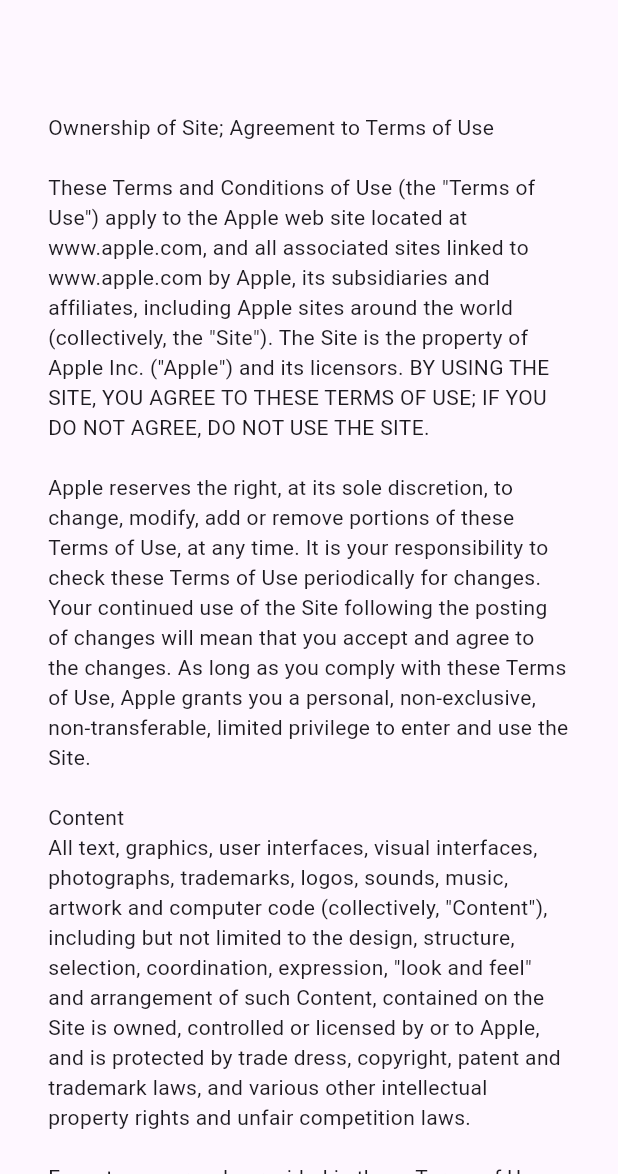
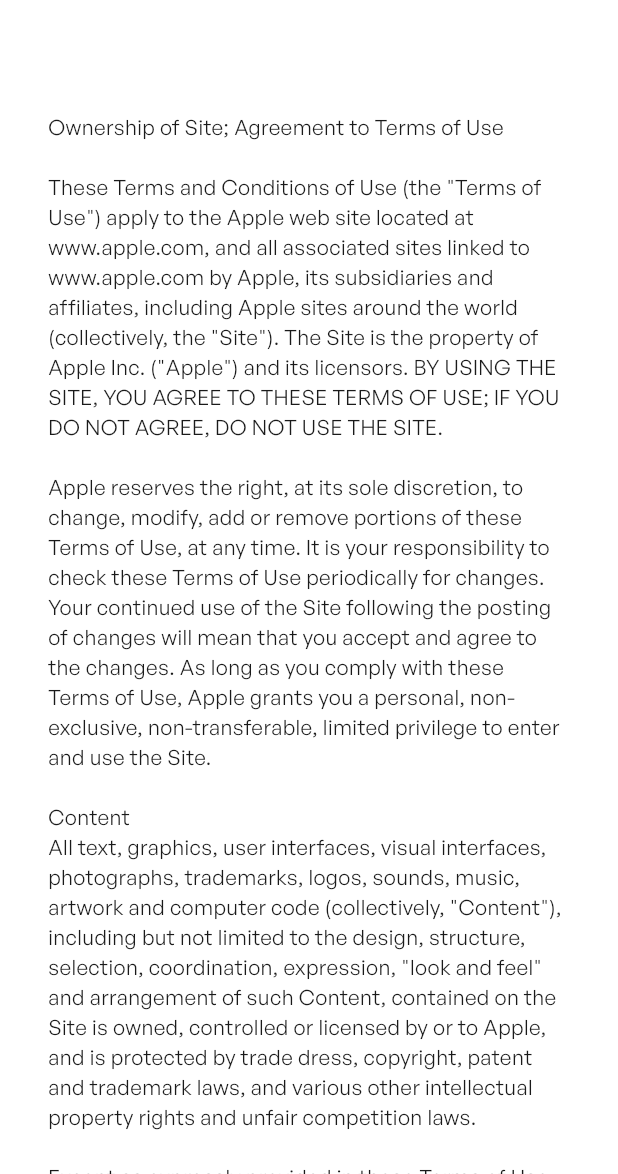
Before and after one commit to ASHavkatov/store_app, a Flutter app: the TermsView screen opened by its route, on a phone screen of 412 x 824 dp, the part 62-1236 px from its top. Run offline on Flutter 3.47's test engine with Material 3 defaults, Android fonts, the phone set to English and light mode, and no system bars; our stand-ins replace dio, flutter_screenutil, flutter_secure_storage, flutter_svg, go_router; accounts and stored records are empty.

Commit message:
theme data added

```diff
--- /dev/null
+++ b/lib/core/utils/themes.dart
@@ -0,0 +1,24 @@
+import 'package:flutter/material.dart';
+
+import 'colors.dart';
+
+class AppThemes {
+  static final darkTheme = ThemeData(
+    fontFamily: "GeneralSans",
+    colorScheme: ColorScheme(
+      brightness: Brightness.light,
+      primary: AppColors.primary900,
+      onPrimary: AppColors.primary900,
+      secondary: Colors.white,
+      onSecondary: Colors.white,
+      error: Colors.red,
+      onError: Colors.white,
+      surface: Colors.white,
+      onSurface: AppColors.primary900,
+    ),
+    appBarTheme: AppBarTheme(
+      surfaceTintColor: Colors.transparent,
+      backgroundColor: Colors.white,
+    ),
+  );
+}
--- a/lib/main.dart
+++ b/lib/main.dart
@@ -1,6 +1,7 @@
 import 'package:flutter/material.dart';
 import 'package:flutter_screenutil/flutter_screenutil.dart';
 import 'package:store_app/core/routing/router.dart';
+import 'package:store_app/core/utils/themes.dart';
 
 
 void main(){
@@ -16,6 +17,7 @@
     return MaterialApp.router(
       debugShowCheckedModeBanner: false,
       routerConfig: router,
+      theme: AppThemes.darkTheme
     );
   }
 }
```
